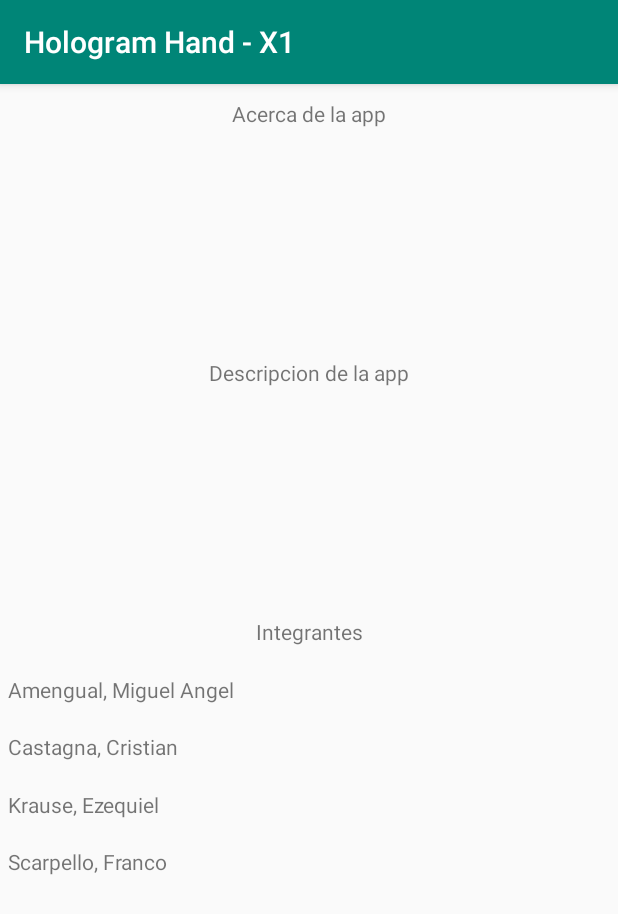
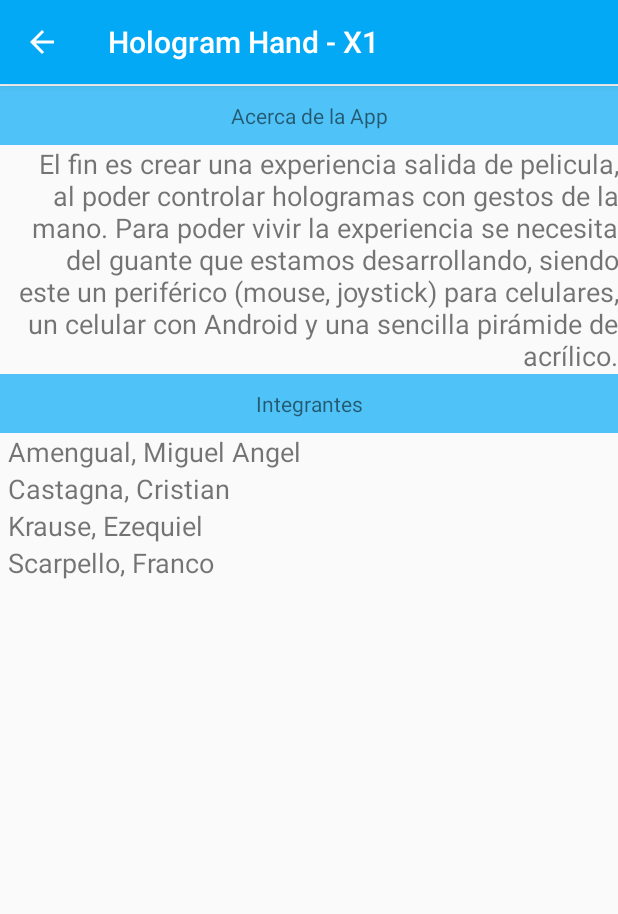
Before and after one commit to Marvix8/HologramHand, an Android app: the AboutUs screen opened directly, with no data from a screen before it, on a phone screen of 412 x 824 dp. Shown: the top 914 px of the screen. Run offline under Robolectric (Android 15) with nearby library versions, the phone set to English and light mode, and no system bars.

Commit message:
Android 7.0

```diff
--- a/Android/app/build.gradle
+++ b/Android/app/build.gradle
@@ -5,7 +5,7 @@ android {
     buildToolsVersion "29.0.2"
     defaultConfig {
         applicationId "com.unlam.hologramhand"
-        minSdkVersion 21
+        minSdkVersion 24
         targetSdkVersion 29
         versionCode 1
         versionName "1.0"
@@ -26,6 +26,4 @@ dependencies {
     testImplementation 'junit:junit:4.12'
     androidTestImplementation 'androidx.test.ext:junit:1.1.1'
     androidTestImplementation 'androidx.test.espresso:espresso-core:3.2.0'
-    implementation 'androidx.cardview:cardview:1.0.0'
-    implementation 'com.google.android.material:material:1.0.0'
 }
--- a/Android/app/src/main/AndroidManifest.xml
+++ b/Android/app/src/main/AndroidManifest.xml
@@ -9,7 +9,9 @@
         android:roundIcon="@mipmap/ic_launcher_round"
         android:supportsRtl="true"
         android:theme="@style/AppTheme">
-        <activity android:name=".AboutUs"></activity>
+        <activity
+            android:name=".AboutUs"
+            android:parentActivityName=".MainActivity"></activity>
         <activity android:name=".MainActivity">
             <intent-filter>
                 <action android:name="android.intent.action.MAIN" />
--- a/Android/app/src/main/java/com/unlam/hologramhand/AboutUs.java
+++ b/Android/app/src/main/java/com/unlam/hologramhand/AboutUs.java
@@ -10,5 +10,6 @@ public class AboutUs extends AppCompatActivity {
     protected void onCreate(Bundle savedInstanceState) {
         super.onCreate(savedInstanceState);
         setContentView(R.layout.activity_about_us);
+        getSupportActionBar().setDisplayHomeAsUpEnabled(true);// activa el boton <-
     }
 }
--- a/Android/app/src/main/java/com/unlam/hologramhand/MainActivity.java
+++ b/Android/app/src/main/java/com/unlam/hologramhand/MainActivity.java
@@ -5,7 +5,6 @@ import androidx.appcompat.app.AppCompatActivity;
 import android.content.Intent;
 import android.os.Bundle;
 import android.view.View;
-import android.widget.EditText;
 
 public class MainActivity extends AppCompatActivity {
 
--- a/Android/app/src/main/res/layout/activity_about_us.xml
+++ b/Android/app/src/main/res/layout/activity_about_us.xml
@@ -5,6 +5,7 @@
     android:id="@+id/aboutProjectView"
     android:layout_width="match_parent"
     android:layout_height="match_parent"
+    android:backgroundTint="#003F51B5"
     tools:context=".AboutUs">
 
     <androidx.constraintlayout.widget.Guideline
@@ -12,86 +13,48 @@
         android:layout_width="wrap_content"
         android:layout_height="wrap_content"
         android:orientation="horizontal"
-        app:layout_constraintGuide_percent="0" />
-
-    <TextView
-        android:id="@+id/aboutProjectText"
-        android:layout_width="wrap_content"
-        android:layout_height="wrap_content"
-        android:text="@string/about_app_title"
-        app:layout_constraintBottom_toTopOf="@+id/titleButtonGuideline"
-        app:layout_constraintEnd_toStartOf="@+id/rightGuideline"
-        app:layout_constraintStart_toStartOf="parent"
-        app:layout_constraintTop_toTopOf="@+id/topGuideline" />
-
-    <androidx.constraintlayout.widget.Guideline
-        android:id="@+id/titleButtonGuideline"
-        android:layout_width="wrap_content"
-        android:layout_height="wrap_content"
-        android:orientation="horizontal"
-        app:layout_constraintGuide_percent=".05" />
+        app:layout_constraintGuide_percent="0.0013679891" />
 
     <TextView
         android:id="@+id/descriptionText"
         android:layout_width="wrap_content"
         android:layout_height="wrap_content"
         android:text="@string/description_app"
-        app:layout_constraintBottom_toTopOf="@+id/aboutProjectBottomGuideline"
+        android:layout_gravity="center_horizontal|end"
+        android:gravity="end"
+
+        android:textSize="18sp"
         app:layout_constraintEnd_toStartOf="@+id/rightGuideline"
+        app:layout_constraintHorizontal_bias="0.0"
         app:layout_constraintStart_toStartOf="@+id/leftGuideline"
-        app:layout_constraintTop_toTopOf="@+id/titleButtonGuideline" />
-
-    <androidx.constraintlayout.widget.Guideline
-        android:id="@+id/aboutProjectBottomGuideline"
-        android:layout_width="wrap_content"
-        android:layout_height="wrap_content"
-        android:orientation="horizontal"
-        app:layout_constraintGuide_percent="0.45" />
+        app:layout_constraintTop_toBottomOf="@+id/groupTitle2" />
 
     <TextView
         android:id="@+id/groupTitle"
-        android:layout_width="wrap_content"
-        android:layout_height="wrap_content"
+        android:layout_width="match_parent"
+        android:layout_height="0dp"
+        android:background="@color/colorPrimaryLight"
+        android:paddingTop="10dp"
+        android:paddingBottom="10dp"
         android:text="@string/members"
-        app:layout_constraintBottom_toTopOf="@+id/groupTitleTextGuideline"
+        android:textAlignment="center"
         app:layout_constraintEnd_toStartOf="@+id/rightGuideline"
         app:layout_constraintStart_toStartOf="parent"
-        app:layout_constraintTop_toTopOf="@+id/aboutProjectBottomGuideline" />
+        app:layout_constraintTop_toBottomOf="@+id/divider2" />
 
-    <androidx.constraintlayout.widget.Guideline
-        android:id="@+id/groupTitleTextGuideline"
-        android:layout_width="wrap_content"
-        android:layout_height="wrap_content"
-        android:orientation="horizontal"
-        app:layout_constraintGuide_percent="0.5" />
-
-    <androidx.constraintlayout.widget.Guideline
-        android:id="@+id/firstNameGuideline"
-        android:layout_width="wrap_content"
-        android:layout_height="wrap_content"
-        android:orientation="horizontal"
-        app:layout_constraintGuide_percent="0.55" />
-
-    <androidx.constraintlayout.widget.Guideline
-        android:id="@+id/secondNameGuideline"
-        android:layout_width="wrap_content"
-        android:layout_height="wrap_content"
-        android:orientation="horizontal"
-        app:layout_constraintGuide_percent="0.6" />
-
-    <androidx.constraintlayout.widget.Guideline
-        android:id="@+id/thirdNameGuideline"
-        android:layout_width="wrap_content"
-        android:layout_height="wrap_content"
-        android:orientation="horizontal"
-        app:layout_constraintGuide_percent="0.65" />
-
-    <androidx.constraintlayout.widget.Guideline
-        android:id="@+id/fourthNameGuideline"
-        android:layout_width="wrap_content"
-        android:layout_height="wrap_content"
-        android:orientation="horizontal"
-        app:layout_constraintGuide_percent="0.70" />
+    <TextView
+        android:id="@+id/groupTitle2"
+        android:layout_width="match_parent"
+        android:layout_height="0dp"
+        android:background="@color/colorPrimaryLight"
+        android:paddingTop="10dp"
+        android:paddingBottom="10dp"
+        android:text="@string/about_app_title"
+        android:textAlignment="center"
+        app:layout_constraintEnd_toStartOf="@+id/rightGuideline"
+        app:layout_constraintHorizontal_bias="1.0"
+        app:layout_constraintStart_toStartOf="parent"
+        app:layout_constraintTop_toTopOf="@+id/topGuideline" />
 
     <androidx.constraintlayout.widget.Guideline
         android:id="@+id/bottomGuideline"
@@ -120,9 +83,9 @@
         android:layout_height="wrap_content"
         android:layout_marginStart="5dp"
         android:text="@string/place_first_name"
-        app:layout_constraintBottom_toTopOf="@+id/firstNameGuideline"
+        android:textSize="18sp"
         app:layout_constraintStart_toStartOf="parent"
-        app:layout_constraintTop_toTopOf="@+id/groupTitleTextGuideline" />
+        app:layout_constraintTop_toBottomOf="@+id/groupTitle" />
 
     <TextView
         android:id="@+id/secondName"
@@ -130,9 +93,9 @@
         android:layout_height="wrap_content"
         android:layout_marginStart="5dp"
         android:text="@string/place_second_name"
-        app:layout_constraintBottom_toTopOf="@+id/secondNameGuideline"
+        android:textSize="18sp"
         app:layout_constraintStart_toStartOf="@+id/leftGuideline"
-        app:layout_constraintTop_toTopOf="@+id/firstNameGuideline" />
+        app:layout_constraintTop_toBottomOf="@+id/firstName" />
 
     <TextView
         android:id="@+id/thirdName"
@@ -140,9 +103,9 @@
         android:layout_height="wrap_content"
         android:layout_marginStart="5dp"
         android:text="@string/place_third_name"
-        app:layout_constraintBottom_toTopOf="@+id/thirdNameGuideline"
+        android:textSize="18sp"
         app:layout_constraintStart_toStartOf="parent"
-        app:layout_constraintTop_toTopOf="@+id/secondNameGuideline" />
+        app:layout_constraintTop_toBottomOf="@+id/secondName" />
 
     <TextView
         android:id="@+id/fourthName"
@@ -150,8 +113,17 @@
         android:layout_height="wrap_content"
         android:layout_marginStart="5dp"
         android:text="@string/place_fourth_name"
-        app:layout_constraintBottom_toTopOf="@+id/fourthNameGuideline"
+        android:textSize="18sp"
         app:layout_constraintStart_toStartOf="@+id/leftGuideline"
-        app:layout_constraintTop_toTopOf="@+id/thirdNameGuideline" />
+        app:layout_constraintTop_toBottomOf="@+id/thirdName" />
+
+    <View
+        android:id="@+id/divider2"
+        android:layout_width="0dp"
+        android:layout_height="0dp"
+        android:background="?android:attr/listDivider"
+        app:layout_constraintEnd_toStartOf="@+id/rightGuideline"
+        app:layout_constraintStart_toStartOf="parent"
+        app:layout_constraintTop_toBottomOf="@+id/descriptionText" />
 
 </androidx.constraintlayout.widget.ConstraintLayout>
--- a/Android/app/src/main/res/values/colors.xml
+++ b/Android/app/src/main/res/values/colors.xml
@@ -1,6 +1,7 @@
 <?xml version="1.0" encoding="utf-8"?>
 <resources>
-    <color name="colorPrimary">#008577</color>
-    <color name="colorPrimaryDark">#00574B</color>
+    <color name="colorPrimaryDark">#0277bd</color>
+    <color name="colorPrimary">#03a9f4</color>
+    <color name="colorPrimaryLight">#4fc3f7</color>
     <color name="colorAccent">#D81B60</color>
 </resources>
--- a/Android/app/src/main/res/values/strings.xml
+++ b/Android/app/src/main/res/values/strings.xml
@@ -7,8 +7,8 @@
     <string name="about">Acerca del grupo</string>
 
     <string name="members">Integrantes</string>
-    <string name="about_app_title">Acerca de la app</string>
-    <string name="description_app">Descripcion de la app</string>
+    <string name="about_app_title">Acerca de la App</string>
+    <string name="description_app">El fin es crear una experiencia salida de pelicula, al poder controlar hologramas con gestos de la mano.  Para poder vivir la experiencia se necesita del guante que estamos desarrollando, siendo este un periférico (mouse, joystick) para celulares, un celular con Android y una sencilla pirámide de acrílico.</string>
     <string name="place_first_name">Amengual, Miguel Angel</string>
     <string name="place_second_name">Castagna, Cristian</string>
     <string name="place_third_name">Krause, Ezequiel</string>
--- a/Android/app/src/main/res/values/styles.xml
+++ b/Android/app/src/main/res/values/styles.xml
@@ -3,9 +3,16 @@
     <!-- Base application theme. -->
     <style name="AppTheme" parent="Theme.AppCompat.Light.DarkActionBar">
         <!-- Customize your theme here. -->
+        <item name="colorPrimaryDark">@color/colorPrimaryDark</item>
         <item name="colorPrimary">@color/colorPrimary</item>
-        <item name="colorPrimaryDark">@color/colorPrimaryDark</item>
         <item name="colorAccent">@color/colorAccent</item>
     </style>
 
+    <!--    <style name="AppThem" parent="Theme.AppCompat.Light.DarkActionBar">-->
+    <!--        &lt;!&ndash; Customize your theme here. &ndash;&gt;-->
+    <!--        <item name="colorPrimary">@color/colorPrimary</item>-->
+    <!--        <item name="colorPrimaryDark">@color/colorPrimaryDark</item>-->
+    <!--        <item name="colorAccent">@color/colorAccent</item>-->
+    <!--    </style>-->
+
 </resources>
--- a/Android/build.gradle
+++ /dev/null
@@ -1,27 +0,0 @@
-// Top-level build file where you can add configuration options common to all sub-projects/modules.
-
-buildscript {
-    repositories {
-        google()
-        jcenter()
-
-    }
-    dependencies {
-        classpath 'com.android.tools.build:gradle:3.5.1'
-
-        // NOTE: Do not place your application dependencies here; they belong
-        // in the individual module build.gradle files
-    }
-}
-
-allprojects {
-    repositories {
-        google()
-        jcenter()
-
-    }
-}
-
-task clean(type: Delete) {
-    delete rootProject.buildDir
-}
--- a/Android/settings.gradle
+++ /dev/null
@@ -1,2 +0,0 @@
-include ':app'
-rootProject.name='HologramHand'
```
Also changed, not shown: Android/gradle.properties (deleted, +0 -19 lines), Android/gradle/wrapper/gradle-wrapper.properties (deleted), 3 other files.
